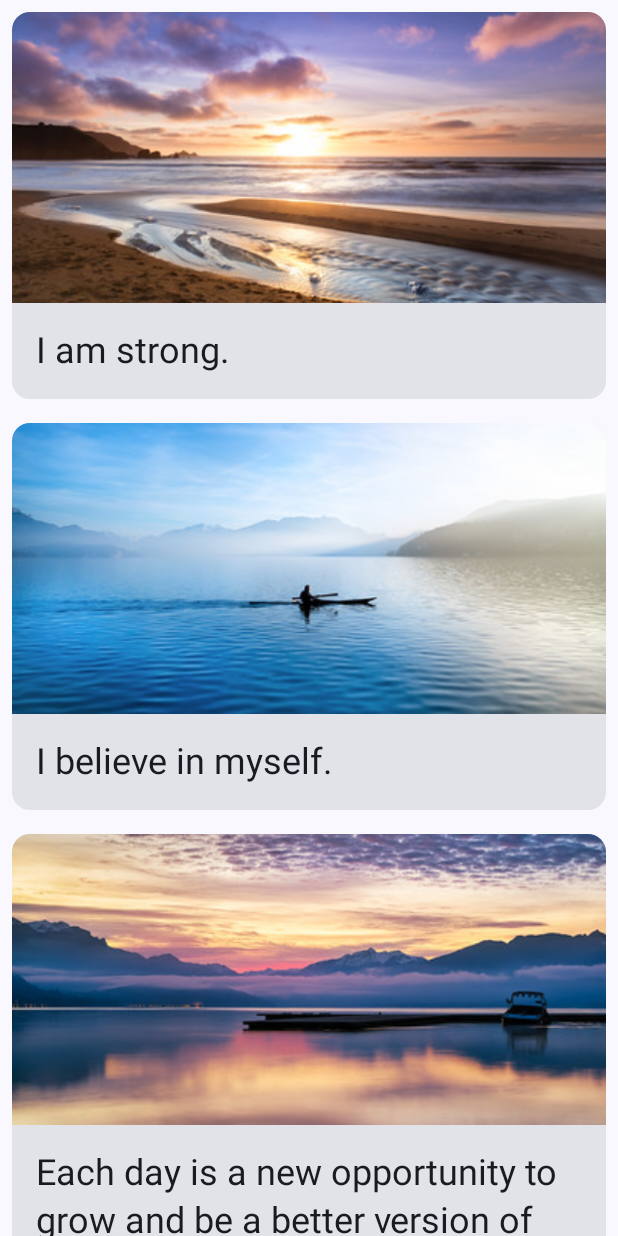
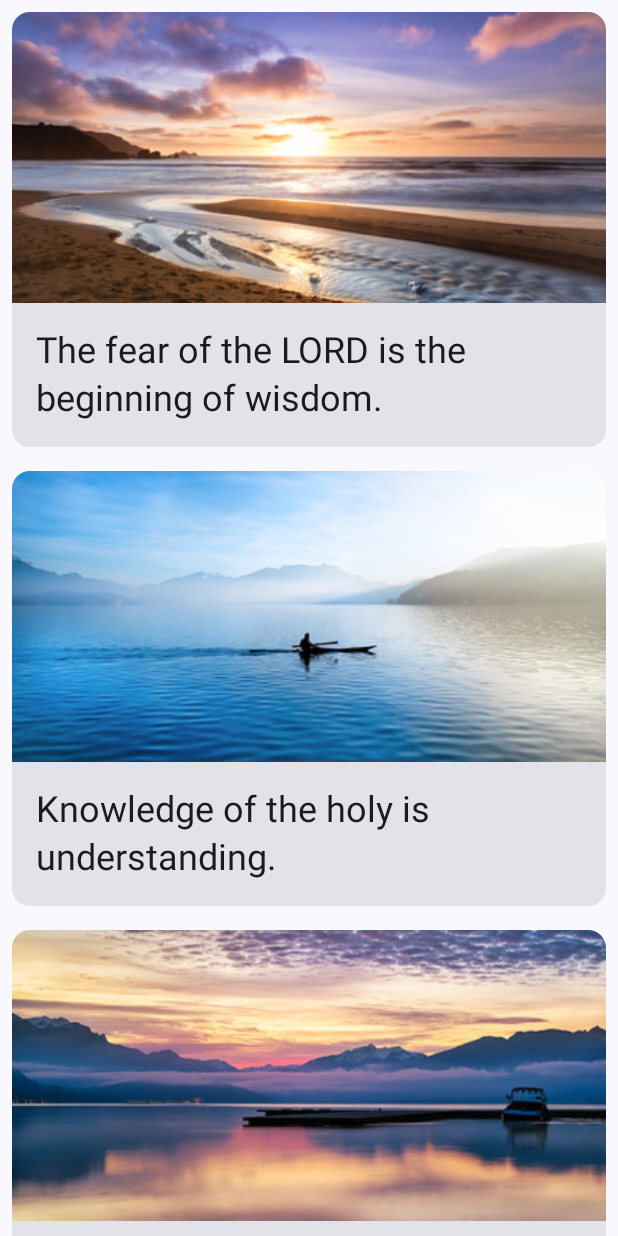
Before and after one commit to tirzasrwn/p-pemrograman-berbasis-mobile, an Android app built with Jetpack Compose: the screen it shows after launch (MainActivity), on a phone screen of 412 x 824 dp. Run offline under Robolectric (Android 15) with nearby library versions, the phone set to English and light mode, and no system bars.

Commit message:
feat: Add comments to Affiramtions app.

```diff
--- a/m05/Affirmations/app/src/main/java/id/tirzasrwn/affirmations/MainActivity.kt
+++ b/m05/Affirmations/app/src/main/java/id/tirzasrwn/affirmations/MainActivity.kt
@@ -36,37 +36,56 @@ class MainActivity : ComponentActivity() {
                 // A surface container using the 'background' color from the theme
                 Surface(
                     modifier = Modifier.fillMaxSize(),
+                    // set the color background to the background color theme
                     color = MaterialTheme.colorScheme.background
-                ) { AffirmationsApp() }
+                ) {
+                    // call the main content
+                    AffirmationsApp()
+                }
             }
         }
     }
 }
 
+// main app content
 @Composable
 fun AffirmationsApp() {
     AffirmationList(
+        // load affirmation list from Datasource
         affirmationList = Datasource().loadAffirmations(),
     )
 }
 
+// display a list of affirmation using lazy column
 @Composable
 fun AffirmationList(affirmationList: List<Affirmation>, modifier: Modifier = Modifier) {
+    // a LazyColumn is a vertically scrolling list
+    // that only composes and lays out the currently visible items
     LazyColumn(modifier = modifier) {
+        // like for loop to list's length, items will iterate trough the list and
+        // create a card for each affirmation
         items(affirmationList) { affirmation ->
             AffirmationCard(affirmation = affirmation, modifier = Modifier.padding(8.dp))
         }
     }
 }
 
+// create one affirmation card basic structure
 @Composable
 fun AffirmationCard(affirmation: Affirmation, modifier: Modifier = Modifier) {
     Card(modifier = modifier) {
+        // |-------|
+        // | image |
+        // |-------|
+        // | text  |
+        // |-------|
         Column {
             Image(
                 painter = painterResource(affirmation.imageResourceId),
                 contentDescription = stringResource(affirmation.stringResourceId),
-                    modifier = Modifier.fillMaxWidth().height(194.dp),
+                modifier = Modifier
+                    .fillMaxWidth()
+                    .height(194.dp),
                 contentScale = ContentScale.Crop
             )
             Text(
@@ -78,6 +97,7 @@ fun AffirmationCard(affirmation: Affirmation, modifier: Modifier = Modifier) {
     }
 }
 
+// preview function for the AffirmationCard composable
 @Preview
 @Composable
 private fun AffirmationCardPreview() {
--- a/m05/Affirmations/app/src/main/java/id/tirzasrwn/affirmations/data/Datasource.kt
+++ b/m05/Affirmations/app/src/main/java/id/tirzasrwn/affirmations/data/Datasource.kt
@@ -6,6 +6,8 @@ import id.tirzasrwn.affirmations.model.Affirmation
 /** [Datasource] generates a list of [Affirmation] */
 class Datasource() {
     fun loadAffirmations(): List<Affirmation> {
+        // listOf makes a linked list array of type Affirmation data class
+        // data still static and not yet comes from db or API
         return listOf<Affirmation>(
                 Affirmation(R.string.affirmation1, R.drawable.image1),
                 Affirmation(R.string.affirmation2, R.drawable.image2),
--- a/m05/Affirmations/app/src/main/java/id/tirzasrwn/affirmations/model/Affirmation.kt
+++ b/m05/Affirmations/app/src/main/java/id/tirzasrwn/affirmations/model/Affirmation.kt
@@ -4,4 +4,5 @@ import androidx.annotation.DrawableRes
 import androidx.annotation.StringRes
 
 /** [Affirmation] is the data class to represent the Affirmation text and imageResourceId */
+// data class is like struct in go or c
 data class Affirmation(@StringRes val stringResourceId: Int, @DrawableRes val imageResourceId: Int)
--- a/m05/Affirmations/app/src/main/res/values/strings.xml
+++ b/m05/Affirmations/app/src/main/res/values/strings.xml
@@ -1,7 +1,8 @@
 <resources>
     <string name="app_name">Affirmations</string>
-    <string name="affirmation1">I am strong.</string>
-    <string name="affirmation2">I believe in myself.</string>
+    <!-- list of affirmation text that will be use -->
+    <string name="affirmation1">The fear of the LORD is the beginning of wisdom.</string>
+    <string name="affirmation2">Knowledge of the holy is understanding.</string>
     <string name="affirmation3">Each day is a new opportunity to grow and be a better version of myself.</string>
     <string name="affirmation4">Every challenge in my life is an opportunity to learn from.</string>
     <string name="affirmation5">I have so much to be grateful for.</string>
```
Lines whose indentation alone changed are shown as unchanged.
